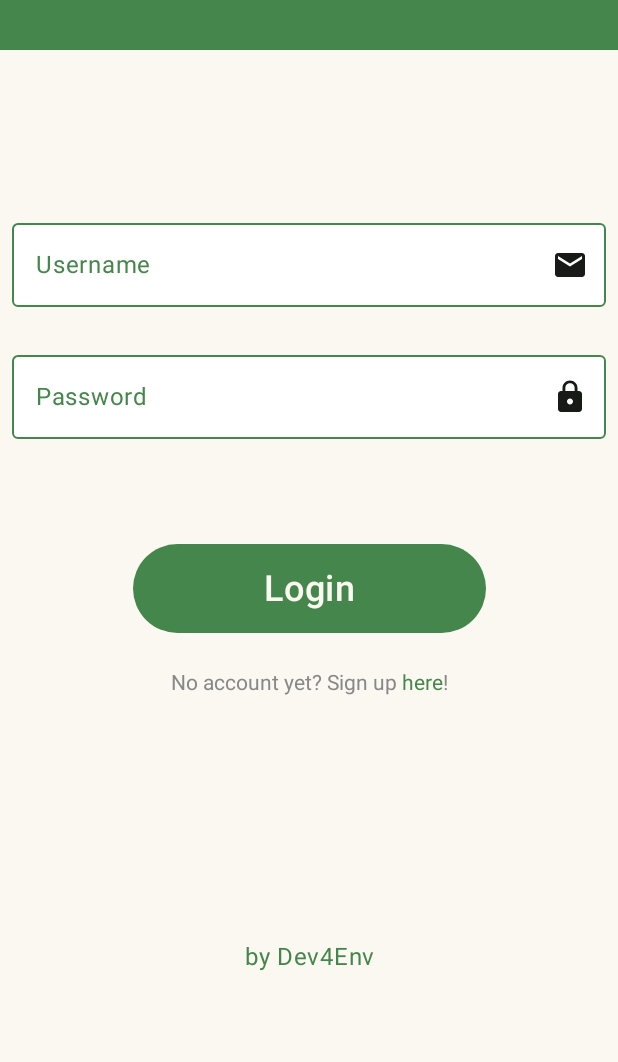
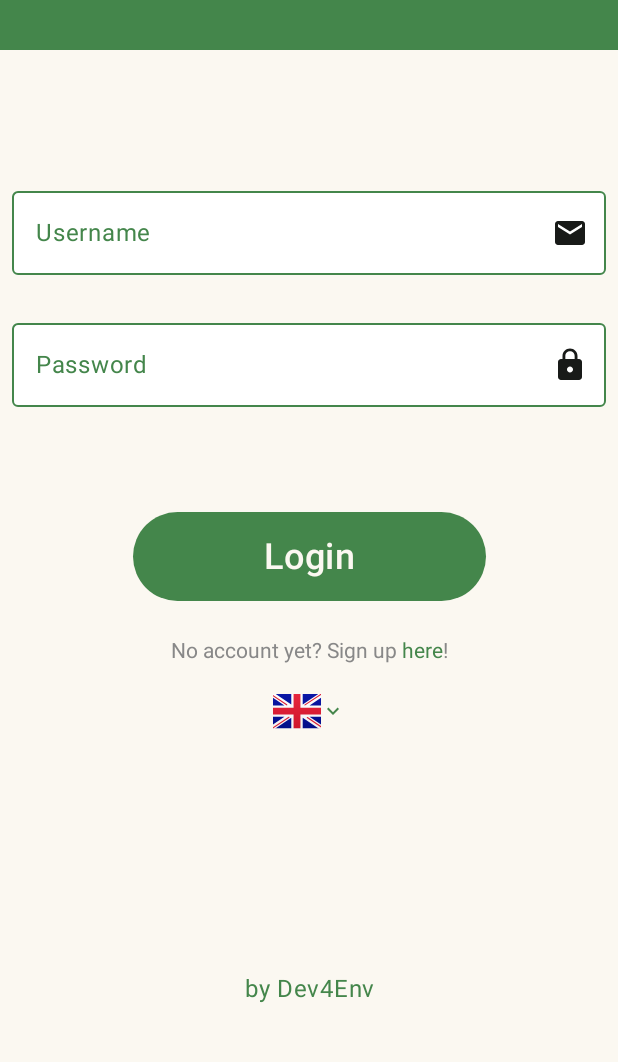
Before and after one commit to SnapTrash/SnapTrash, an Android app built with Jetpack Compose: the screen it shows after launch (MainActivity), on a phone screen of 412 x 824 dp, the part 100-1162 px from its top. Run offline under Robolectric (Android 15) with nearby library versions, the light colour scheme and no system bars; our stand-ins replace Firebase (no records; nobody signed in at launch, a user with empty details on screens opened directly); libraries missing offline, so code that uses them is left out: org.osmdroid.config; 2 statements that could not run were skipped.

Commit message:
Added Finnish flag and locale selector to the login screen

```diff
--- a/app/src/main/java/com/snaptrash/snaptrash/view/LocaleToIcon.kt
+++ b/app/src/main/java/com/snaptrash/snaptrash/view/LocaleToIcon.kt
@@ -25,6 +25,7 @@ fun getCurrentLocaleIcon(activity: Activity): Int{
         "hu" -> R.drawable.hu
         "de" -> R.drawable.de
         "fr" -> R.drawable.fr
+        "fi" -> R.drawable.fi
         "it" -> R.drawable.it
         else -> R.drawable.gb
     }
--- /dev/null
+++ b/app/src/main/java/com/snaptrash/snaptrash/view/commonwidgets/LanguageSelector.kt
@@ -0,0 +1,44 @@
+package com.snaptrash.snaptrash.view.commonwidgets
+
+import android.app.Activity
+import androidx.appcompat.app.AppCompatDelegate
+import androidx.compose.foundation.layout.Row
+import androidx.compose.material3.DropdownMenu
+import androidx.compose.material3.DropdownMenuItem
+import androidx.compose.material3.Text
+import androidx.compose.runtime.Composable
+import androidx.compose.runtime.mutableStateOf
+import androidx.compose.runtime.remember
+import androidx.compose.ui.platform.LocalContext
+import androidx.core.os.LocaleListCompat
+import com.snaptrash.snaptrash.view.commonwidgets.navigation.FlagIconWithArrow
+import com.snaptrash.snaptrash.view.getCurrentLocaleIcon
+
+@Composable
+fun LanguageSelector(){
+    val langMenuExpanded = remember{ mutableStateOf(false)}
+    val activity = (LocalContext.current as Activity)
+    val selectableLanguages = mapOf(
+        "en" to "English",
+        "de" to "Deutsch",
+        "fi" to "suomi",
+        "fr" to "Français",
+        "hu" to "magyar",
+        "it" to "Italiano")
+    Row() {
+        FlagIconWithArrow(getCurrentLocaleIcon(activity), langMenuExpanded.value, onClick = {
+            langMenuExpanded.value = !langMenuExpanded.value
+        })
+        DropdownMenu(
+            expanded = langMenuExpanded.value,
+            onDismissRequest = { langMenuExpanded.value = false }) {
+            selectableLanguages.forEach {
+                DropdownMenuItem(text = { Text(it.value) }, onClick = {
+                    AppCompatDelegate.setApplicationLocales(
+                        LocaleListCompat.forLanguageTags(it.key)
+                    )
+                })
+            }
+        }
+    }
+}
--- a/app/src/main/java/com/snaptrash/snaptrash/view/commonwidgets/navigation/NavigationDrawerItems.kt
+++ b/app/src/main/java/com/snaptrash/snaptrash/view/commonwidgets/navigation/NavigationDrawerItems.kt
@@ -35,6 +35,7 @@ import androidx.navigation.NavHostController
 import androidx.navigation.compose.currentBackStackEntryAsState
 import androidx.navigation.navOptions
 import com.snaptrash.snaptrash.R
+import com.snaptrash.snaptrash.view.commonwidgets.LanguageSelector
 import com.snaptrash.snaptrash.view.commonwidgets.LogoutDialog
 import com.snaptrash.snaptrash.view.navigator.AuthAddressBook
 import com.snaptrash.snaptrash.view.navigator.MainAddressBook
@@ -52,8 +53,6 @@ fun NavigationDrawerItems(navController: NavHostController, drawerState: DrawerS
     val currentBackStackEntryAsState = navController.currentBackStackEntryAsState()
     val networkState = connectivityState()
     val destination = currentBackStackEntryAsState.value?.destination
-    val langMenuExpanded = remember{ mutableStateOf(false)}
-
     val primaryColorTrasparent = MaterialTheme.colorScheme.primary.copy(alpha = 0.7f)
     val primaryColorTrasparent_L = MaterialTheme.colorScheme.primary.copy(alpha = 0.5f)
 
@@ -68,13 +67,7 @@ fun NavigationDrawerItems(navController: NavHostController, drawerState: DrawerS
     )
     if(networkState.value == ConnectionState.Available)
         navigationDestinations.add(1,NavMenuPoint(MainAddressBook.MAP,Icons.Outlined.Map, stringResource(R.string.word_map)))
-    val selectableLanguages = mapOf(
-        "en" to "English",
-        "de" to "Deutsch",
-        "fi" to "suomi",
-        "fr" to "Français",
-        "hu" to "magyar",
-        "it" to "Italiano")
+
     Column{
         navigationDestinations.forEach{
                 NavigationItem(
@@ -95,19 +88,6 @@ fun NavigationDrawerItems(navController: NavHostController, drawerState: DrawerS
     Row(modifier = Modifier
         .fillMaxWidth()
         .padding(start = 10.dp)){
-        LocalContext.current.getActivity()?.let { getCurrentLocaleIcon(it) }?.let {
-            FlagIconWithArrow(it,langMenuExpanded.value,onClick = {
-                langMenuExpanded.value = !langMenuExpanded.value
-            })
-        }
-        DropdownMenu(expanded = langMenuExpanded.value, onDismissRequest = {langMenuExpanded.value = false }) {
-            selectableLanguages.forEach {
-                DropdownMenuItem(text = { Text(it.value) }, onClick = {
-                    AppCompatDelegate.setApplicationLocales(
-                        LocaleListCompat.forLanguageTags(it.key)
-                    )
-                })
-            }
-        }
+        LanguageSelector()
     }
 }
--- a/app/src/main/java/com/snaptrash/snaptrash/view/screens/LoginScreen.kt
+++ b/app/src/main/java/com/snaptrash/snaptrash/view/screens/LoginScreen.kt
@@ -31,6 +31,7 @@ import com.google.firebase.auth.ktx.auth
 import com.google.firebase.ktx.Firebase
 import com.snaptrash.snaptrash.R
 import com.snaptrash.snaptrash.view.commonwidgets.ErrorCard
+import com.snaptrash.snaptrash.view.commonwidgets.LanguageSelector
 import com.snaptrash.snaptrash.view.commonwidgets.LoginTextBoxColors
 import com.snaptrash.snaptrash.view.navigator.AuthAddressBook
 import com.snaptrash.snaptrash.view.commonwidgets.TopBarLogin
@@ -128,6 +129,7 @@ fun LoginBody(navController: NavController, vm: LoginViewModel = viewModel()){
             }
             Spacer(modifier = Modifier.height(25.dp))
             SignUpClickableText(navController)
+            LanguageSelector()
         }
         Text(
             text = stringResource(R.string.text_by_dev4ev),
--- /dev/null
+++ b/app/src/main/res/drawable/fi.xml
@@ -0,0 +1,49 @@
+<vector xmlns:android="http://schemas.android.com/apk/res/android"
+    xmlns:aapt="http://schemas.android.com/aapt"
+    android:width="21dp"
+    android:height="15dp"
+    android:viewportWidth="21"
+    android:viewportHeight="15">
+    <path
+        android:fillType="evenOdd"
+        android:pathData="M0,0h21v15h-21z"
+        android:strokeWidth="1"
+        android:strokeColor="#00000000">
+        <aapt:attr name="android:fillColor">
+            <gradient
+                android:endX="10.5"
+                android:endY="15"
+                android:startX="10.5"
+                android:startY="0"
+                android:type="linear">
+                <item
+                    android:color="#FFFFFFFF"
+                    android:offset="0" />
+                <item
+                    android:color="#FFF0F0F0"
+                    android:offset="1" />
+            </gradient>
+        </aapt:attr>
+    </path>
+    <path
+        android:fillType="evenOdd"
+        android:pathData="M0,9l6,0l0,6l3,0l0,-6l12,0l0,-3l-12,0l0,-6l-3,0l0,6l-6,0z"
+        android:strokeWidth="1"
+        android:strokeColor="#00000000">
+        <aapt:attr name="android:fillColor">
+            <gradient
+                android:endX="10.5"
+                android:endY="15"
+                android:startX="10.5"
+                android:startY="0"
+                android:type="linear">
+                <item
+                    android:color="#FF0848A6"
+                    android:offset="0" />
+                <item
+                    android:color="#FF003480"
+                    android:offset="1" />
+            </gradient>
+        </aapt:attr>
+    </path>
+</vector>
```
